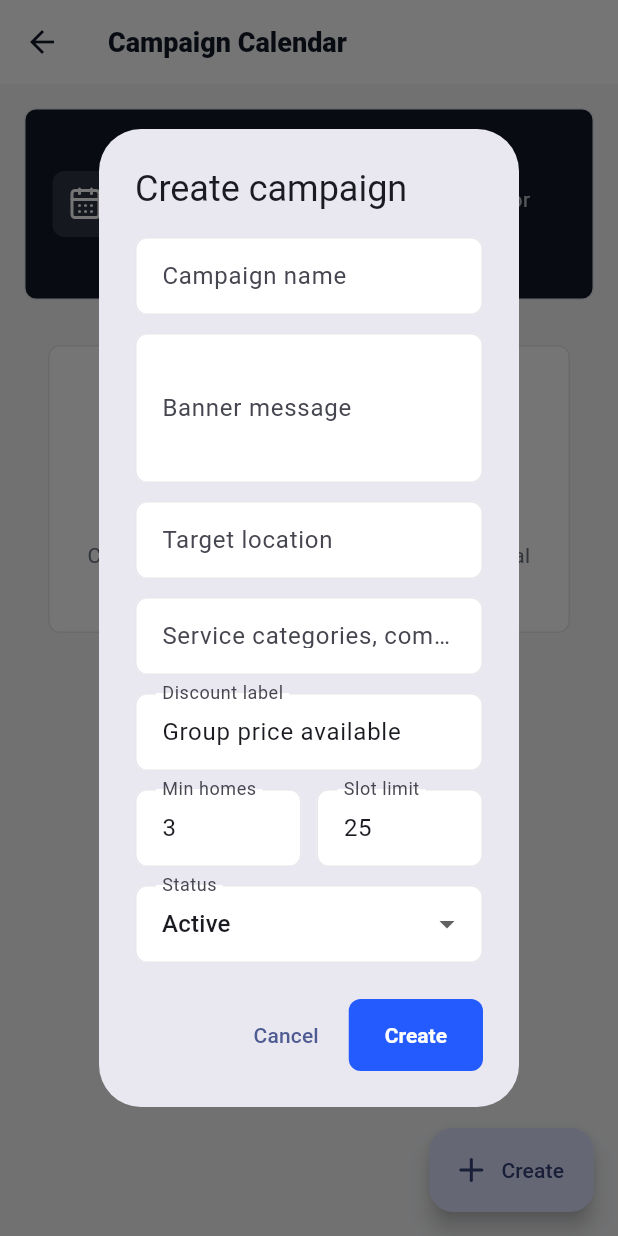
After one commit to sreejithps1997/flutter_application_1, a Flutter app: the AdminCampaignCalendarScreen screen opened by its route, after a tap on "Create", on a phone screen of 412 x 824 dp. The commit adds this screen. Run offline on Flutter 3.47's test engine with Material 3 defaults, Android fonts, the phone set to English and light mode, and no system bars; our stand-ins replace camera, cloud_firestore, cloud_functions, connectivity_plus, dio, equatable and 20 more; missing offline and left inert: firebase_app_check, firebase_performance, google_mlkit_text_recognition; accounts and stored records are empty.

Commit message:
Add community campaign foundation

```diff
--- /dev/null
+++ b/lib/features/community_campaigns/data/community_campaign_repository.dart
@@ -0,0 +1,62 @@
+import 'package:cloud_firestore/cloud_firestore.dart';
+import 'package:firebase_auth/firebase_auth.dart';
+
+import '../domain/community_campaign.dart';
+
+class CommunityCampaignRepository {
+  CommunityCampaignRepository({
+    FirebaseFirestore? firestore,
+    FirebaseAuth? auth,
+  }) : _firestore = firestore ?? FirebaseFirestore.instance,
+       _auth = auth ?? FirebaseAuth.instance;
+
+  final FirebaseFirestore _firestore;
+  final FirebaseAuth _auth;
+
+  Stream<List<CommunityCampaign>> watchCampaigns({bool activeOnly = false}) {
+    Query<Map<String, dynamic>> query = _firestore
+        .collection('communityCampaigns')
+        .limit(100);
+    if (activeOnly) {
+      query = query.where('status', isEqualTo: 'active');
+    }
+    return query.snapshots().map((snapshot) {
+      final items = snapshot.docs.map(CommunityCampaign.fromSnapshot).toList();
+      items.sort((a, b) {
+        final aDate = a.startDate ?? a.createdAt ?? DateTime(1970);
+        final bDate = b.startDate ?? b.createdAt ?? DateTime(1970);
+        return bDate.compareTo(aDate);
+      });
+      return items;
+    });
+  }
+
+  Future<void> createCampaign({
+    required String name,
+    required String message,
+    required String location,
+    required List<String> serviceCategories,
+    required String discountLabel,
+    required int minimumBookings,
+    required int bookingLimit,
+    required String status,
+  }) async {
+    final adminId = _auth.currentUser?.uid ?? 'admin';
+    final now = FieldValue.serverTimestamp();
+    await _firestore.collection('communityCampaigns').add({
+      'name': name.trim(),
+      'message': message.trim(),
+      'location': location.trim(),
+      'serviceCategories': serviceCategories,
+      'discountLabel': discountLabel.trim(),
+      'minimumBookings': minimumBookings,
+      'bookingLimit': bookingLimit,
+      'joinedCount': 0,
+      'status': status,
+      'createdBy': adminId,
+      'createdAt': now,
+      'updatedAt': now,
+      'source': 'admin_campaign_calendar',
+    });
+  }
+}
--- /dev/null
+++ b/lib/features/community_campaigns/domain/community_campaign.dart
@@ -0,0 +1,79 @@
+import 'package:cloud_firestore/cloud_firestore.dart';
+
+class CommunityCampaign {
+  const CommunityCampaign({
+    required this.id,
+    required this.name,
+    required this.message,
+    required this.location,
+    required this.serviceCategories,
+    required this.status,
+    required this.discountLabel,
+    required this.minimumBookings,
+    required this.bookingLimit,
+    required this.joinedCount,
+    this.startDate,
+    this.endDate,
+    this.createdAt,
+  });
+
+  final String id;
+  final String name;
+  final String message;
+  final String location;
+  final List<String> serviceCategories;
+  final String status;
+  final String discountLabel;
+  final int minimumBookings;
+  final int bookingLimit;
+  final int joinedCount;
+  final DateTime? startDate;
+  final DateTime? endDate;
+  final DateTime? createdAt;
+
+  bool get isActive => status == 'active';
+
+  factory CommunityCampaign.fromSnapshot(
+    QueryDocumentSnapshot<Map<String, dynamic>> snapshot,
+  ) {
+    final data = snapshot.data();
+    return CommunityCampaign(
+      id: snapshot.id,
+      name: _text(data['name'], 'Community Service Camp'),
+      message: _text(data['message'], 'Local service campaign near you.'),
+      location: _text(data['location'], 'Your area'),
+      serviceCategories: _list(data['serviceCategories']),
+      status: _text(data['status'], 'draft'),
+      discountLabel: _text(data['discountLabel'], 'Group price available'),
+      minimumBookings: _int(data['minimumBookings']),
+      bookingLimit: _int(data['bookingLimit']),
+      joinedCount: _int(data['joinedCount']),
+      startDate: _date(data['startDate']),
+      endDate: _date(data['endDate']),
+      createdAt: _date(data['createdAt']),
+    );
+  }
+
+  static String _text(dynamic value, String fallback) {
+    final text = value?.toString().trim();
+    if (text == null || text.isEmpty || text.toLowerCase() == 'null') {
+      return fallback;
+    }
+    return text;
+  }
+
+  static int _int(dynamic value) {
+    if (value is num) return value.toInt();
+    return int.tryParse(value?.toString() ?? '') ?? 0;
+  }
+
+  static List<String> _list(dynamic value) {
+    if (value is List) return value.map((item) => item.toString()).toList();
+    return const [];
+  }
+
+  static DateTime? _date(dynamic value) {
+    if (value is Timestamp) return value.toDate();
+    return null;
+  }
+}
--- /dev/null
+++ b/lib/features/community_campaigns/presentation/admin_campaign_calendar_screen.dart
@@ -0,0 +1,265 @@
+import 'package:flutter/material.dart';
+import 'package:intl/intl.dart';
+import 'package:lucide_icons/lucide_icons.dart';
+import 'package:workable/core/theme/workable_design.dart';
+import 'package:workable/widgets/workable_ui.dart';
+
+import '../data/community_campaign_repository.dart';
+import '../domain/community_campaign.dart';
+
+class AdminCampaignCalendarScreen extends StatefulWidget {
+  static const routeName = '/admin-campaign-calendar';
+
+  const AdminCampaignCalendarScreen({super.key});
+
+  @override
+  State<AdminCampaignCalendarScreen> createState() =>
+      _AdminCampaignCalendarScreenState();
+}
+
+class _AdminCampaignCalendarScreenState
+    extends State<AdminCampaignCalendarScreen> {
+  final _repository = CommunityCampaignRepository();
+  final _currency = NumberFormat.compact();
+  bool _saving = false;
+
+  @override
+  Widget build(BuildContext context) {
+    return Scaffold(
+      backgroundColor: WorkableDesign.canvas,
+      appBar: AppBar(title: const Text('Campaign Calendar')),
+      floatingActionButton: FloatingActionButton.extended(
+        onPressed: _saving ? null : _showCreateDialog,
+        icon: const Icon(LucideIcons.plus),
+        label: const Text('Create'),
+      ),
+      body: StreamBuilder<List<CommunityCampaign>>(
+        stream: _repository.watchCampaigns(),
+        builder: (context, snapshot) {
+          final campaigns = snapshot.data ?? const <CommunityCampaign>[];
+          if (snapshot.connectionState == ConnectionState.waiting) {
+            return const Center(child: CircularProgressIndicator());
+          }
+          return ListView(
+            padding: const EdgeInsets.all(WorkableDesign.pagePadding),
+            children: [
+              const WorkablePageHeader(
+                title: 'Seasonal campaigns',
+                subtitle:
+                    'Create location-based service camps for festivals, monsoon prep, sanitation, AC cleaning, and apartment drives.',
+                icon: LucideIcons.calendarDays,
+              ),
+              const SizedBox(height: 14),
+              if (campaigns.isEmpty)
+                const WorkableEmptyState(
+                  icon: LucideIcons.megaphone,
+                  title: 'No campaigns yet',
+                  message:
+                      'Create the first campaign to show active local offers on the customer dashboard.',
+                )
+              else
+                ...campaigns.map(_campaignCard),
+              const SizedBox(height: 80),
+            ],
+          );
+        },
+      ),
+    );
+  }
+
+  Widget _campaignCard(CommunityCampaign campaign) {
+    final color = campaign.isActive
+        ? WorkableDesign.success
+        : WorkableDesign.warning;
+    return Padding(
+      padding: const EdgeInsets.only(bottom: 12),
+      child: WorkableSectionCard(
+        child: Column(
+          crossAxisAlignment: CrossAxisAlignment.start,
+          children: [
+            Row(
+              children: [
+                Expanded(
+                  child: Text(
+                    campaign.name,
+                    style: const TextStyle(
+                      color: WorkableDesign.ink,
+                      fontSize: 16,
+                      fontWeight: FontWeight.w900,
+                    ),
+                  ),
+                ),
+                WorkableStatusPill(
+                  label: campaign.status,
+                  color: color,
+                  icon: campaign.isActive
+                      ? LucideIcons.radio
+                      : LucideIcons.fileEdit,
+                ),
+              ],
+            ),
+            const SizedBox(height: 8),
+            Text(
+              campaign.message,
+              style: const TextStyle(color: WorkableDesign.muted, height: 1.35),
+            ),
+            const SizedBox(height: 12),
+            Wrap(
+              spacing: 8,
+              runSpacing: 8,
+              children: [
+                WorkableStatusPill(
+                  label: campaign.location,
+                  color: WorkableDesign.primary,
+                  icon: LucideIcons.mapPin,
+                ),
+                WorkableStatusPill(
+                  label: campaign.discountLabel,
+                  color: WorkableDesign.accent,
+                  icon: LucideIcons.badgePercent,
+                ),
+                WorkableStatusPill(
+                  label:
+                      '${_currency.format(campaign.joinedCount)}/${campaign.bookingLimit} joined',
+                  color: WorkableDesign.success,
+                  icon: LucideIcons.users,
+                ),
+              ],
+            ),
+          ],
+        ),
+      ),
+    );
+  }
+
+  Future<void> _showCreateDialog() async {
+    final name = TextEditingController();
+    final message = TextEditingController();
+    final location = TextEditingController();
+    final categories = TextEditingController();
+    final discount = TextEditingController(text: 'Group price available');
+    final minBookings = TextEditingController(text: '3');
+    final bookingLimit = TextEditingController(text: '25');
+    String status = 'active';
+
+    final created = await showDialog<bool>(
+      context: context,
+      builder: (context) => StatefulBuilder(
+        builder: (context, setDialogState) {
+          return AlertDialog(
+            title: const Text('Create campaign'),
+            content: SingleChildScrollView(
+              child: Column(
+                mainAxisSize: MainAxisSize.min,
+                children: [
+                  _field(name, 'Campaign name'),
+                  _field(message, 'Banner message', maxLines: 3),
+                  _field(location, 'Target location'),
+                  _field(categories, 'Service categories, comma separated'),
+                  _field(discount, 'Discount label'),
+                  Row(
+                    children: [
+                      Expanded(
+                        child: _field(
+                          minBookings,
+                          'Min homes',
+                          keyboardType: TextInputType.number,
+                        ),
+                      ),
+                      const SizedBox(width: 10),
+                      Expanded(
+                        child: _field(
+                          bookingLimit,
+                          'Slot limit',
+                          keyboardType: TextInputType.number,
+                        ),
+                      ),
+                    ],
+                  ),
+                  DropdownButtonFormField<String>(
+                    value: status,
+                    decoration: const InputDecoration(labelText: 'Status'),
+                    items: const [
+                      DropdownMenuItem(value: 'active', child: Text('Active')),
+                      DropdownMenuItem(value: 'draft', child: Text('Draft')),
+                    ],
+                    onChanged: (value) {
+                      setDialogState(() => status = value ?? 'active');
+                    },
+                  ),
+                ],
+              ),
+            ),
+            actions: [
+              TextButton(
+                onPressed: () => Navigator.pop(context, false),
+                child: const Text('Cancel'),
+              ),
+              FilledButton(
+                onPressed: () => Navigator.pop(context, true),
+                child: const Text('Create'),
+              ),
+            ],
+          );
+        },
+      ),
+    );
+
+    if (created != true) return;
+    setState(() => _saving = true);
+    try {
+      await _repository.createCampaign(
+        name: name.text,
+        message: message.text,
+        location: location.text,
+        serviceCategories: categories.text
+            .split(',')
+            .map((item) => item.trim())
+            .where((item) => item.isNotEmpty)
+            .toList(),
+        discountLabel: discount.text,
+        minimumBookings: int.tryParse(minBookings.text) ?? 0,
+        bookingLimit: int.tryParse(bookingLimit.text) ?? 0,
+        status: status,
+      );
+      if (!mounted) return;
+      ScaffoldMessenger.of(
+        context,
+      ).showSnackBar(const SnackBar(content: Text('Campaign created.')));
+    } catch (error) {
+      if (!mounted) return;
+      ScaffoldMessenger.of(context).showSnackBar(
+        SnackBar(
+          content: Text('Unable to create campaign: $error'),
+          backgroundColor: WorkableDesign.danger,
+        ),
+      );
+    } finally {
+      if (mounted) setState(() => _saving = false);
+      name.dispose();
+      message.dispose();
+      location.dispose();
+      categories.dispose();
+      discount.dispose();
+      minBookings.dispose();
+      bookingLimit.dispose();
+    }
+  }
+
+  Widget _field(
+    TextEditingController controller,
+    String label, {
+    int maxLines = 1,
+    TextInputType? keyboardType,
+  }) {
+    return Padding(
+      padding: const EdgeInsets.only(bottom: 12),
+      child: TextField(
+        controller: controller,
+        maxLines: maxLines,
+        keyboardType: keyboardType,
+        decoration: InputDecoration(labelText: label),
+      ),
+    );
+  }
+}
--- a/lib/main.dart
+++ b/lib/main.dart
@@ -30,6 +30,7 @@ import 'screens/search_screen.dart';
 import 'screens/generic_help_request_screen.dart';
 import 'features/admin_demand/presentation/admin_demand_review_screen.dart';
 import 'features/admin_referrals/presentation/admin_referral_reward_screen.dart';
+import 'features/community_campaigns/presentation/admin_campaign_calendar_screen.dart';
 import 'features/help_requests/presentation/customer_help_request_detail_screen.dart';
 import 'features/help_requests/presentation/customer_help_requests_screen.dart';
 import 'features/help_requests/presentation/worker_help_requests_screen.dart';
@@ -435,6 +436,8 @@ class WorkableApp extends StatelessWidget {
                     const AdminDemandReviewScreen(),
                 AdminReferralRewardScreen.routeName: (context) =>
                     const AdminReferralRewardScreen(),
+                AdminCampaignCalendarScreen.routeName: (context) =>
+                    const AdminCampaignCalendarScreen(),
 
                 CustomerBookingReviewScreen.routeName: (ctx) {
                   final args =
--- a/lib/screens/customer_dashboard_screen.dart
+++ b/lib/screens/customer_dashboard_screen.dart
@@ -13,6 +13,7 @@ import '../widgets/verification_tier_badge.dart';
 import '../services/user_type_service.dart';
 import 'account/account_screen_factory.dart';
 import '../core/theme/workable_design.dart';
+import '../features/community_campaigns/presentation/customer_campaign_strip.dart';
 import '../features/help_requests/presentation/customer_help_requests_screen.dart';
 import '../features/smart_booking/presentation/smart_booking_assistant_screen.dart';
 import 'generic_help_request_screen.dart';
@@ -549,6 +550,8 @@ class _CustomerDashboardScreenState extends State<CustomerDashboardScreen> {
                   setState(() => searchQuery = value.trim().toLowerCase()),
             ),
           ),
+          const CustomerCampaignStrip(),
+          const SizedBox(height: 10),
           SizedBox(
             height: 40,
             child: ListView(
```
Also changed, not shown: lib/features/community_campaigns/presentation/customer_campaign_strip.dart (added, +115 -0 lines), lib/screens/admin/admin_verification_dashboard.dart (+11 -0 lines), 2 other files.
